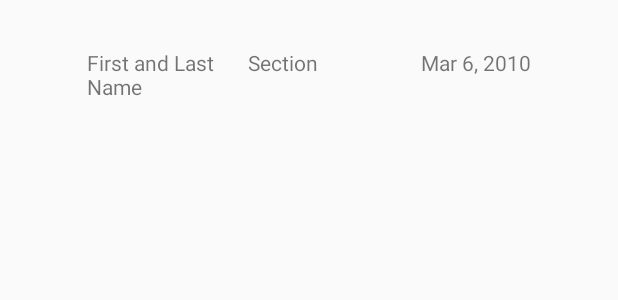
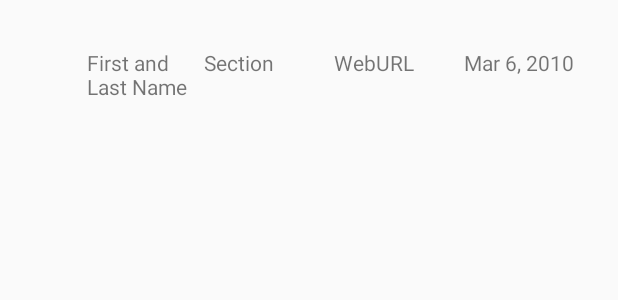
Before and after one commit to curiousclarissa/NewsAppStage1, an Android app: the layout list_articles.xml on its own in the app's theme, with its tools: preview values and no code run, on a phone screen of 412 x 824 dp. Shown: the top 300 px of the screen. Run offline under Robolectric (Android 15) with nearby library versions, the phone set to English and light mode, and no system bars.

Commit message:
RENAMED usgs link to guardian

```diff
--- a/app/src/main/java/com/example/clarissajarem/newsappstage1/NewsActivity.java
+++ b/app/src/main/java/com/example/clarissajarem/newsappstage1/NewsActivity.java
@@ -64,14 +64,14 @@ public class NewsActivity extends AppCompatActivity implements LoaderManager.Loa
 
     @Override
     protected void onCreate(Bundle savedInstanceState) {
-        Log.i(LOG_TAG, "Test: Earthquake Activity OnCreate Called");
+        Log.i(LOG_TAG, "Test: News Activity OnCreate Called");
         super.onCreate(savedInstanceState);
         setContentView(R.layout.news_activity);
 
         // Find a reference to the {@link ListView} in the layout
         ListView newsArticleListView = (ListView) findViewById(R.id.news_list);
 
-        // Create a new adapter that takes a list of earthquakes as an input
+        // Create a new adapter that takes a list of articles as an input
         localAdapter = new NewsArticleAdapter(this, new ArrayList<NewsArticle>());
         localEmptyStateTextView = (TextView) findViewById(R.id.empty_view);
         newsArticleListView.setEmptyView(localEmptyStateTextView);
@@ -82,7 +82,7 @@ public class NewsActivity extends AppCompatActivity implements LoaderManager.Loa
         newsArticleListView.setOnItemClickListener(new AdapterView.OnItemClickListener() {
             @Override
             public void onItemClick(AdapterView<?> adapterView, View view, int position, long l) {
-                // Find the current earthquake that was clicked on
+                // Find the current article that was clicked on
                 NewsArticle currentNewsArticle = localAdapter.getItem(position);
 
                 // Convert the String URL into a URI object (to pass into the Intent constructor)
--- a/app/src/main/java/com/example/clarissajarem/newsappstage1/NewsArticle.java
+++ b/app/src/main/java/com/example/clarissajarem/newsappstage1/NewsArticle.java
@@ -39,6 +39,6 @@ public class NewsArticle {
     public String getContributor(){return localContributor; }
     public String getWebTitle(){return  localWebTitle;}
     public String getWebPublicationDate(){return localWebPublicationDate;}
-    public StringBuilder getWebUrl(){return localWebUrl;}
+    public String getWebUrl(){return localWebUrl;}
 
 }
--- a/app/src/main/java/com/example/clarissajarem/newsappstage1/QueryUtils.java
+++ b/app/src/main/java/com/example/clarissajarem/newsappstage1/QueryUtils.java
@@ -169,12 +169,14 @@ public final class QueryUtils {
                 // Extract the value for the key called "webPublicationDate"
                 String webPublicationDate = properties.getString("webPublicationDate");
 
-                // Extract the value for the key called "url"
+                // Extract the value for the key called "webTitle"
                 String webTitle = properties.getString("webTitle");
+                // Extract the value for the key called "webUrl"
+                String webUrl = properties.getString("webUrl");
 
                 // Create a new {@link NewsArticle} object with the magnitude, location, time,
                 // and url from the JSON response.
-                NewsArticle newsArticle = new NewsArticle(section, contributor, webTitle, webPublicationDate);
+                NewsArticle newsArticle = new NewsArticle(section, contributor, webTitle, webPublicationDate, webUrl);
 
                 // Add the new {@link NewsArticle} to the list of earthquakes.
                 newsArticles.add(newsArticle);
--- a/app/src/main/res/layout/list_articles.xml
+++ b/app/src/main/res/layout/list_articles.xml
@@ -26,6 +26,12 @@
         android:layout_height="wrap_content"
         android:layout_weight="1"
         tools:text="Section" />
+    <TextView
+        android:id="@+id/weburl"
+        android:layout_width="0dp"
+        android:layout_height="wrap_content"
+        android:layout_weight="1"
+        tools:text="WebURL" />
 
     <TextView
         android:id="@+id/publicationdate"
```
Also changed, not shown: app/src/main/java/com/example/clarissajarem/newsappstage1/NewsArticleAdapter.java (+12 -9 lines).
